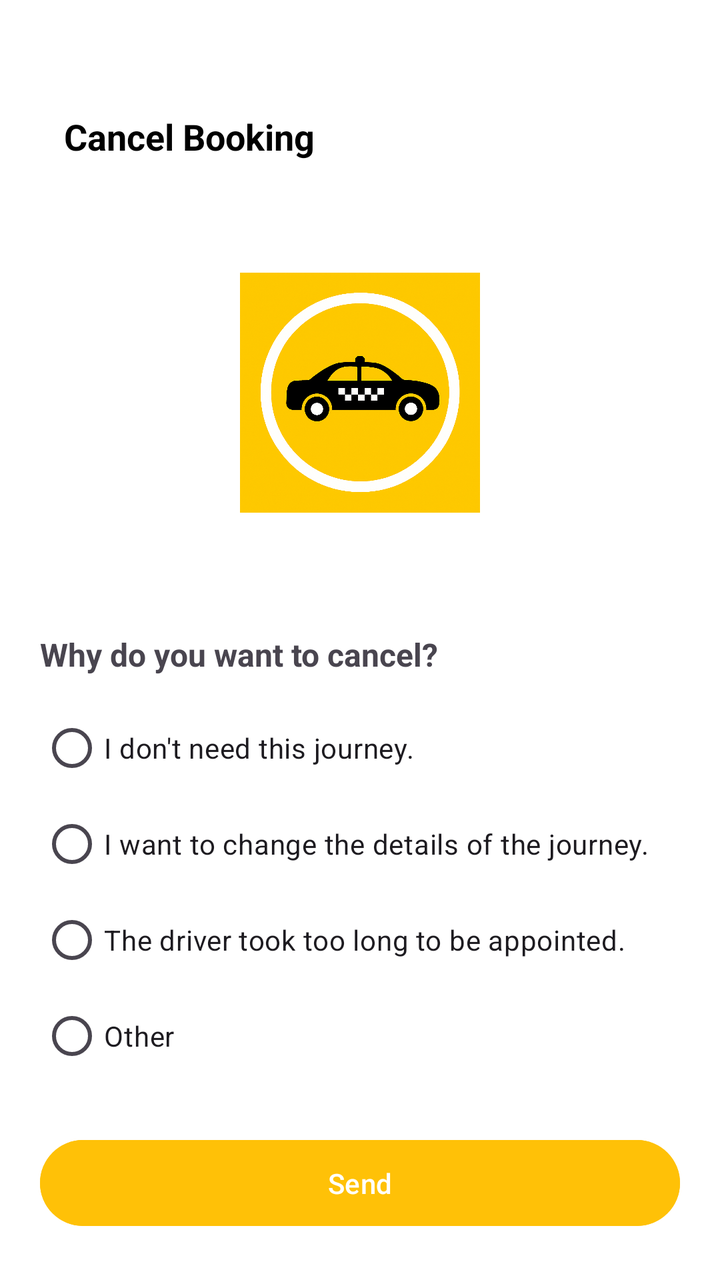
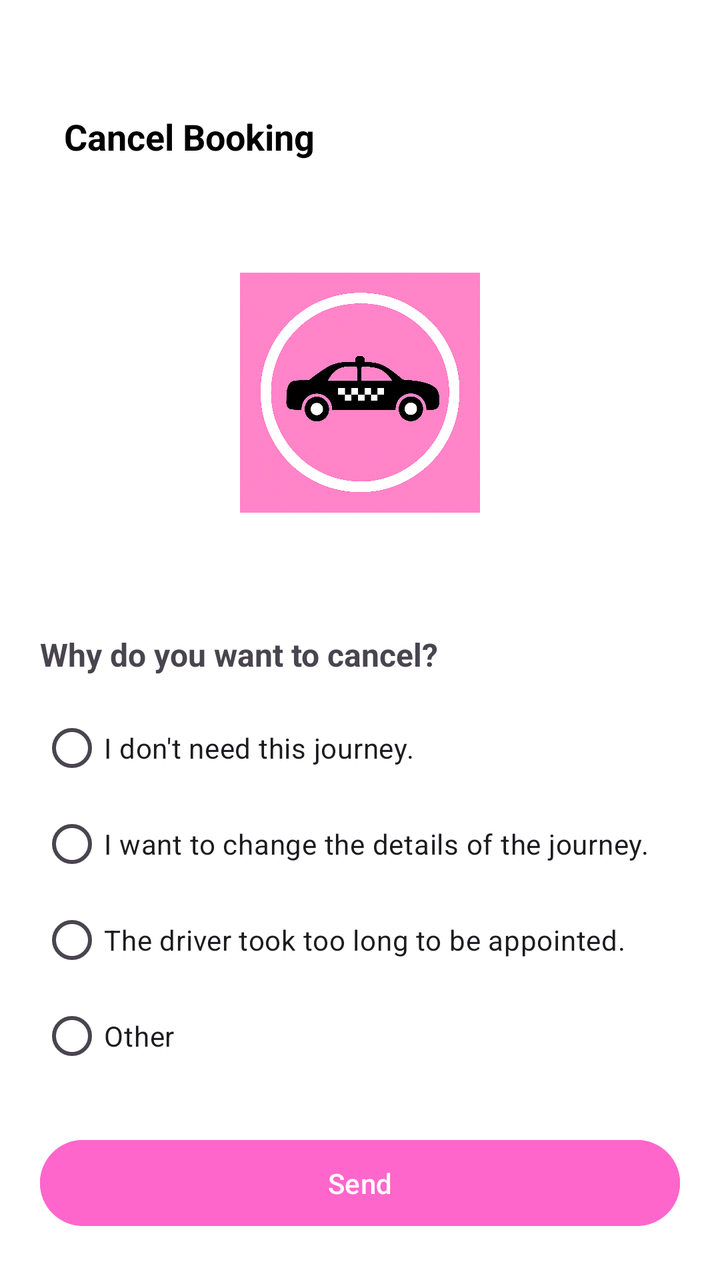

An Android layout rendered at two revisions. The XML below is the earlier revision; the diff shows what the commit changed to produce the second picture.
<!-- AndroidManifest.xml: application theme Theme.Taxibooking -->
<!-- res/layout/activity_cancel_booking.xml -->
<?xml version="1.0" encoding="utf-8"?>
<LinearLayout xmlns:android="http://schemas.android.com/apk/res/android"
    xmlns:app="http://schemas.android.com/apk/res-auto"
    android:layout_width="match_parent"
    android:layout_height="match_parent"
    android:background="@color/white"
    android:orientation="vertical">

    
    <LinearLayout
        android:layout_width="match_parent"
        android:layout_height="wrap_content"
        android:orientation="horizontal"
        android:gravity="center_vertical"
        android:layout_marginTop="40dp"
        android:padding="16dp"
      >








        <TextView
            android:layout_width="wrap_content"
            android:layout_height="wrap_content"
            android:text="Cancel Booking"
            android:textSize="18sp"
            android:textColor="@android:color/background_dark"
            android:layout_marginStart="16dp"
            android:textStyle="bold"/>
    </LinearLayout>

    
    <RelativeLayout
        android:layout_width="match_parent"
        android:layout_height="200dp"
        android:gravity="center"
       >

        <ImageView
            android:id="@+id/carIcon"
            android:layout_width="120dp"
            android:layout_height="120dp"
            android:src="@drawable/cancleride" />








    </RelativeLayout>

    
    <LinearLayout
        android:layout_width="match_parent"
        android:layout_height="match_parent"
        android:orientation="vertical"
        android:padding="20dp"
        android:background="@android:color/white">

        <TextView
            android:layout_width="wrap_content"
            android:layout_height="wrap_content"
            android:text="Why do you want to cancel?"
            android:textSize="16sp"
            android:textStyle="bold"
            android:layout_marginBottom="12dp"/>

        <RadioGroup
            android:id="@+id/radioGroupReasons"
            android:layout_width="match_parent"
            android:layout_height="wrap_content">

            <RadioButton
                android:id="@+id/radioDontNeed"
                android:layout_width="wrap_content"
                android:layout_height="wrap_content"
                android:text="I don't need this journey."/>

            <RadioButton
                android:id="@+id/radioChangeDetails"
                android:layout_width="wrap_content"
                android:layout_height="wrap_content"
                android:text="I want to change the details of the journey."/>

            <RadioButton
                android:id="@+id/radioDriverLate"
                android:layout_width="wrap_content"
                android:layout_height="wrap_content"
                android:text="The driver took too long to be appointed."/>

            <RadioButton
                android:id="@+id/radioOther"
                android:layout_width="wrap_content"
                android:layout_height="wrap_content"
                android:text="Other"/>
        </RadioGroup>

        <Button
            android:id="@+id/btnSend"
            android:layout_width="match_parent"
            android:layout_height="wrap_content"
            android:text="Send"
            android:backgroundTint="#FFC107"
            android:textColor="@android:color/white"
            android:layout_marginTop="24dp"
            android:padding="12dp"/>
    </LinearLayout>

</LinearLayout>
<!-- resources referenced by this layout -->
<resources>
  <color name="white">#FFFFFFFF</color>
  <!-- drawable cancleride: png bitmap (drawable, 910190 bytes) -->
  <style name="Theme.Taxibooking" parent="Base.Theme.Taxibooking" />
  <style name="Base.Theme.Taxibooking" parent="Theme.Material3.DayNight.NoActionBar">
          
          
      </style>
</resources>

<!-- the commit's change to res/layout/activity_cancel_booking.xml (unified diff, before → after) -->
@@ -13,15 +13,7 @@
         android:orientation="horizontal"
         android:gravity="center_vertical"
         android:layout_marginTop="40dp"
-        android:padding="16dp"
-      >
-
-
-
-
-
-
-
+        android:padding="16dp">
 
         <TextView
             android:layout_width="wrap_content"
@@ -37,22 +29,13 @@
     <RelativeLayout
         android:layout_width="match_parent"
         android:layout_height="200dp"
-        android:gravity="center"
-       >
+        android:gravity="center">
 
         <ImageView
             android:id="@+id/carIcon"
             android:layout_width="120dp"
             android:layout_height="120dp"
-            android:src="@drawable/cancleride" />
-
-
-
-
-
-
-
-
+            android:src="@drawable/cancled" />
     </RelativeLayout>
 
     
@@ -101,15 +84,27 @@
                 android:text="Other"/>
         </RadioGroup>
 
+        
+        <EditText
+            android:id="@+id/etOtherReason"
+            android:layout_width="match_parent"
+            android:layout_height="wrap_content"
+            android:hint="Type your reason here..."
+            android:visibility="gone"
+            android:layout_marginTop="8dp"
+            android:padding="10dp"
+            android:background="@drawable/edittext_bg"
+            android:textColor="@android:color/black"
+            android:textSize="14sp"/>
+
         <Button
             android:id="@+id/btnSend"
             android:layout_width="match_parent"
             android:layout_height="wrap_content"
             android:text="Send"
-            android:backgroundTint="#FFC107"
+            android:backgroundTint="@color/pink"
             android:textColor="@android:color/white"
             android:layout_marginTop="24dp"
             android:padding="12dp"/>
     </LinearLayout>
-
 </LinearLayout>
<!-- resource entries referenced after the edit -->
@@ -1,7 +1,26 @@
 <!-- resources referenced by this layout -->
 <resources>
+  <color name="pink">#FF66CC</color>
+  
+  
+      #F2CB02
   <color name="white">#FFFFFFFF</color>
-  <!-- drawable cancleride: png bitmap (drawable, 910190 bytes) -->
+  <!-- drawable cancled: png bitmap (drawable, 872423 bytes) -->
+  <!-- drawable edittext_bg (drawable) -->
+  <shape xmlns:android="http://schemas.android.com/apk/res/android"
+      android:shape="rectangle">
+  
+      
+      <solid android:color="#F5F5F5" />
+  
+      
+      <corners android:radius="12dp" />
+  
+      
+      <stroke
+          android:width="1dp"
+          android:color="#E0E0E0" />
+  </shape>
   <style name="Theme.Taxibooking" parent="Base.Theme.Taxibooking" />
   <style name="Base.Theme.Taxibooking" parent="Theme.Material3.DayNight.NoActionBar">
           
